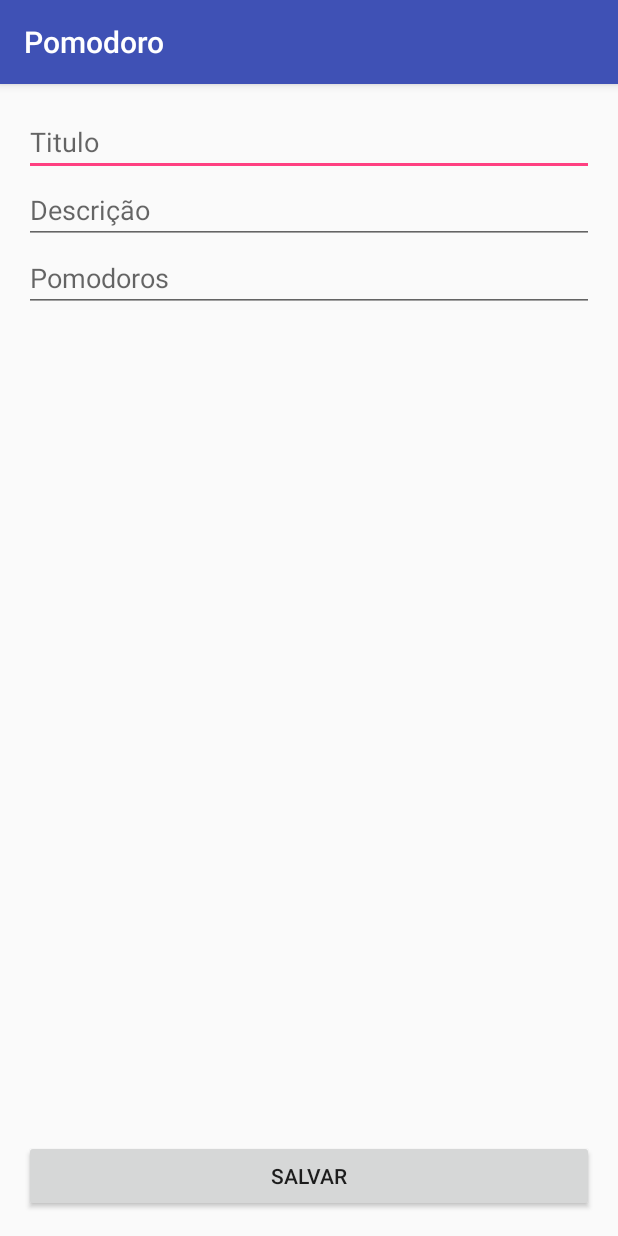
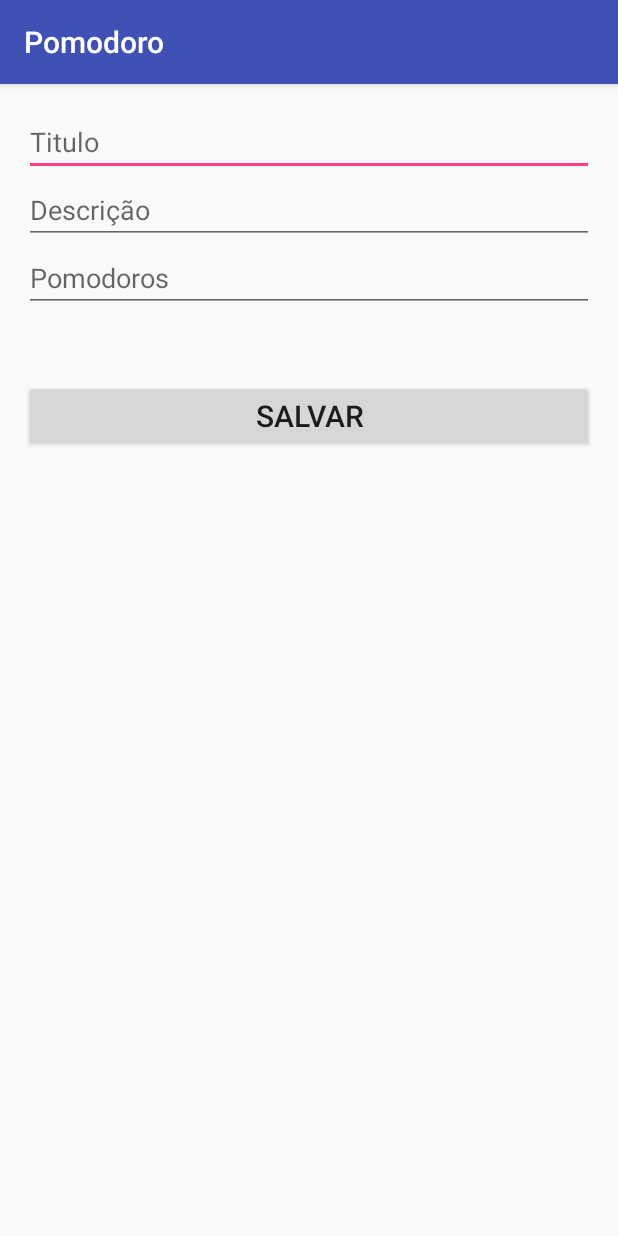
Before and after one commit to clairtonluz/pomodoro-android, an Android app: the TaskActivity screen opened directly, with no data from a screen before it, on a phone screen of 412 x 824 dp. Run offline under Robolectric (Android 15) with nearby library versions, the phone set to English and light mode, and no system bars.

Commit message:
#7 Implementar todas as operações do CRUD - 3 pontos

```diff
--- a/Pomodoro/app/src/main/java/br/com/clairtonluz/pomodoro/activities/TaskActivity.java
+++ b/Pomodoro/app/src/main/java/br/com/clairtonluz/pomodoro/activities/TaskActivity.java
@@ -3,6 +3,7 @@ package br.com.clairtonluz.pomodoro.activities;
 import android.os.Bundle;
 import android.support.v7.app.AppCompatActivity;
 import android.view.View;
+import android.widget.Button;
 import android.widget.EditText;
 
 import br.com.clairtonluz.pomodoro.R;
@@ -16,6 +17,7 @@ public class TaskActivity extends AppCompatActivity {
     private EditText descricao;
     private EditText pomodoros;
     private TaskDao taskDao;
+    private Task task;
 
     @Override
     protected void onCreate(Bundle savedInstanceState) {
@@ -25,18 +27,51 @@ public class TaskActivity extends AppCompatActivity {
         titulo = (EditText) findViewById(R.id.tituloField);
         descricao = (EditText) findViewById(R.id.descricaoField);
         pomodoros = (EditText) findViewById(R.id.pomodoroField);
+
+        int id = getIntent().getIntExtra("id", 0);
+        System.out.println(id);
+        if (id > 0) {
+            System.out.println("ID");
+            System.out.println(id);
+            task = taskDao.findById(id);
+            System.out.println(task);
+            System.out.println(task.getDescricao());
+            System.out.println(task.getId());
+        } else {
+            task = new Task();
+        }
+    }
+
+    @Override
+    protected void onStart() {
+        super.onStart();
+        System.out.println("start");
+        System.out.println(task.getId());
+        if (task.getId() != null && task.getId() > 0) {
+            titulo.setText(task.getTitulo());
+            descricao.setText(task.getDescricao());
+            pomodoros.setText(String.valueOf(task.getPomodoros()));
+        } else {
+            Button deleteButton = (Button) findViewById(R.id.deleteButton);
+            deleteButton.setVisibility(View.INVISIBLE);
+        }
     }
 
     public void salvar(View view) {
         if (ViewUtils.isFilled(titulo, descricao, pomodoros)) {
-            Task task = new Task(
-                    titulo.getText().toString(),
-                    descricao.getText().toString(),
-                    Integer.valueOf(pomodoros.getText().toString()));
+            task.setTitulo(titulo.getText().toString());
+            task.setDescricao(descricao.getText().toString());
+            task.setPomodoros(Integer.valueOf(pomodoros.getText().toString()));
+
             taskDao.salvar(task);
             finish();
-        } else {
-            System.out.println("Invalid");
+        }
+    }
+
+    public void delete(View view) {
+        if (task.getId() != null && task.getId() > 0) {
+            taskDao.remove(task.getId());
+            finish();
         }
     }
 }
--- a/Pomodoro/app/src/main/res/layout/activity_task.xml
+++ b/Pomodoro/app/src/main/res/layout/activity_task.xml
@@ -40,6 +40,15 @@
         android:inputType="numberSigned"
         android:hint="Pomodoros" />
 
+    <LinearLayout
+        android:orientation="vertical"
+        android:layout_width="match_parent"
+        android:layout_height="match_parent"
+        android:layout_below="@+id/pomodoroField"
+        android:layout_alignParentRight="true"
+        android:layout_alignParentEnd="true"
+        android:layout_marginTop="45dp">
+
         <Button
             android:layout_width="match_parent"
             android:layout_height="wrap_content"
@@ -48,5 +57,19 @@
             android:layout_alignParentBottom="true"
             android:layout_alignParentLeft="true"
             android:layout_alignParentStart="true"
-        android:onClick="salvar" />
+            android:onClick="salvar"
+            android:textSize="20sp" />
+
+        <Button
+            android:layout_width="match_parent"
+            android:layout_height="wrap_content"
+            android:text="Remover"
+            android:id="@+id/deleteButton"
+            android:layout_gravity="center_horizontal"
+            android:onClick="delete"
+            android:background="#ff0000"
+            android:textStyle="bold"
+            android:textColor="#ffffff"
+            android:textSize="20sp" />
+    </LinearLayout>
 </RelativeLayout>
```
Also changed, not shown: Pomodoro/app/src/main/java/br/com/clairtonluz/pomodoro/activities/MainActivity.java (+10 -0 lines), Pomodoro/app/src/main/java/br/com/clairtonluz/pomodoro/daos/TaskDao.java (+56 -0 lines), Pomodoro/app/src/main/java/br/com/clairtonluz/pomodoro/services/BoundService.java (+5 -2 lines), Pomodoro/app/src/main/res/layout/row.xml (+10 -2 lines). Lines whose indentation alone changed are shown as unchanged.
